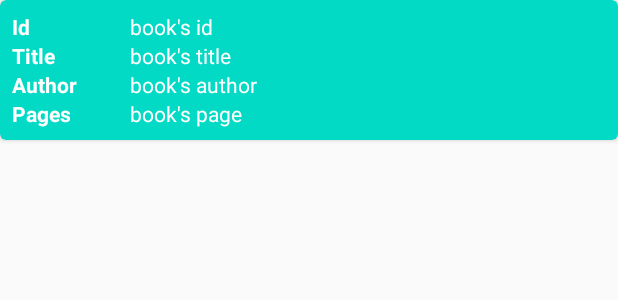
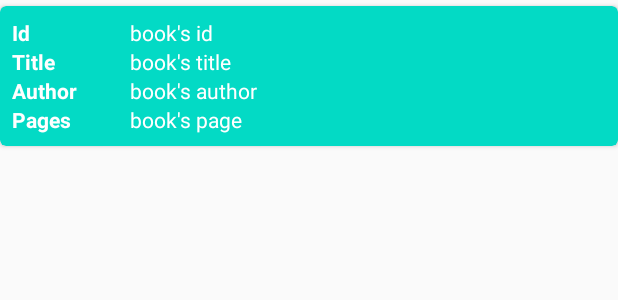
Before and after one commit to preepramdev/Books, an Android app: the layout item_book.xml on its own in the app's theme, with its tools: preview values and no code run, on a phone screen of 412 x 824 dp. Shown: the top 300 px of the screen. Run offline under Robolectric (Android 15) with nearby library versions, the phone set to English and light mode, and no system bars; network calls fail.

Commit message:
- dimens

```diff
--- a/app/src/main/res/layout/item_book.xml
+++ b/app/src/main/res/layout/item_book.xml
@@ -4,6 +4,7 @@
     xmlns:tools="http://schemas.android.com/tools"
     android:layout_width="match_parent"
     android:layout_height="wrap_content"
+    android:layout_marginTop="@dimen/item_book_margin_top"
     android:layout_marginBottom="@dimen/item_book_margin_bottom"
     android:foreground="?android:attr/selectableItemBackground"
     app:cardBackgroundColor="@color/book_item_bg"
--- a/app/src/main/res/values/dimens.xml
+++ b/app/src/main/res/values/dimens.xml
@@ -8,4 +8,5 @@
     <dimen name="card_padding">24dp</dimen>
     <dimen name="list_side_margin">8dp</dimen>
     <dimen name="dialog_width">250dp</dimen>
+    <dimen name="item_book_margin_top">4dp</dimen>
 </resources>
```
